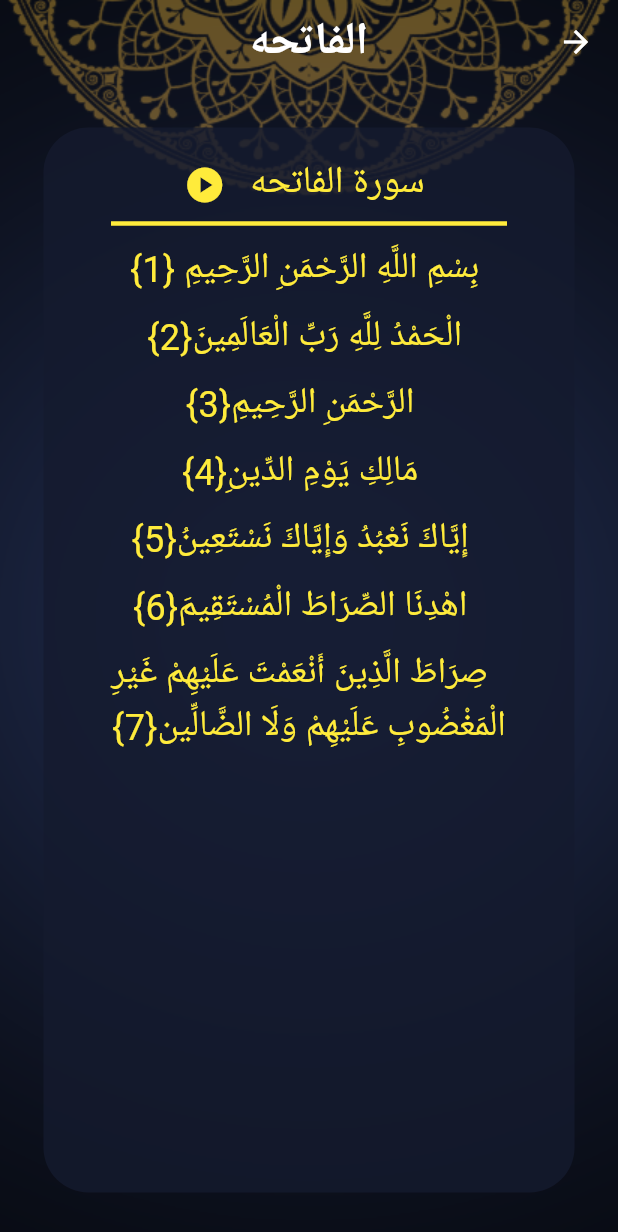
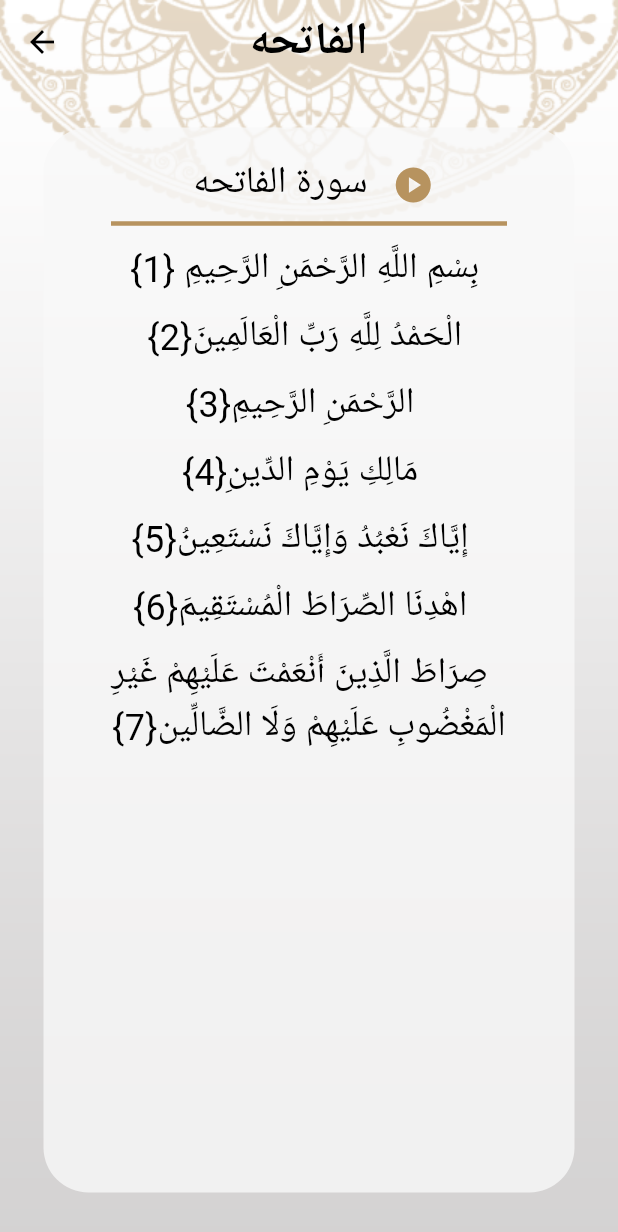
Before and after one commit to BaselBarakat1/islami_app, a Flutter app: the screen it shows after launch, after a tap on an icon or button, on a phone screen of 412 x 824 dp. Shown: the top 1232 px of the screen. Run offline on Flutter 3.47's test engine with Material 3 defaults, Android fonts, the phone set to English and light mode, and no system bars; generated files the repository leaves out were written again.

Commit message:
+ provider

```diff
--- a/lib/main.dart
+++ b/lib/main.dart
@@ -1,28 +1,33 @@
 import 'package:flutter/material.dart';
 import 'package:flutter_localizations/flutter_localizations.dart';
+import 'package:islami_app/providers/settings_provider.dart';
 import 'package:islami_app/ui/home/home_screen.dart';
 import 'package:islami_app/ui/home/screens/hadeth_details_screen.dart';
 import 'package:islami_app/ui/home/screens/sura_details_screen.dart';
 import 'package:islami_app/ui/home/splash_screen.dart';
 import 'package:islami_app/ui/styles/my_theme_data.dart';
 import 'package:flutter_gen/gen_l10n/app_localizations.dart';
+import 'package:provider/provider.dart';
 
 void main(){
-  runApp(MyApplication());
+  runApp(ChangeNotifierProvider(
+      create: (context) => settingsProvider(),
+      child: MyApplication()));
 }
 class MyApplication extends StatelessWidget{
   @override
   Widget build(BuildContext context) {
+    var settingProvider = Provider.of<settingsProvider>(context);
     return MaterialApp(
       localizationsDelegates: AppLocalizations.localizationsDelegates,
       supportedLocales: [
         Locale('en'), // English
         Locale('ar'), // Arabic
       ],
-      locale: Locale('ar'),
+      locale: Locale(settingProvider.currentLocal),
       theme: MyThemeData.lightTheme,
       darkTheme: MyThemeData.darkTheme ,
-      themeMode: ThemeMode.dark,
+      themeMode:settingProvider.currentTheme,
       debugShowCheckedModeBanner: false,
       routes:{
         HadethDetails.routeName: (context) => HadethDetails(),
--- /dev/null
+++ b/lib/providers/settings_provider.dart
@@ -0,0 +1,22 @@
+import 'package:flutter/material.dart';
+
+class settingsProvider extends ChangeNotifier{
+  ThemeMode currentTheme = ThemeMode.light;
+  String currentLocal = 'en';
+  void changeTheme(ThemeMode newTheme){
+    if(newTheme==currentTheme) return;
+    currentTheme = newTheme;
+    notifyListeners();
+  }
+  void changeLocal(String newLocal){
+    if(newLocal==currentLocal)return;
+    currentLocal=newLocal;
+    notifyListeners();
+  }
+  String getBackground(){
+   return currentTheme==ThemeMode.light? 'assets/images/main_background_light.png' : 'assets/images/main_background_dark.png';
+  }
+  String getSplashScreen(){
+    return currentTheme==ThemeMode.light? 'assets/images/splash_screen_light.png' : 'assets/images/splash_screen_dark.png';
+  }
+}
--- a/lib/ui/home/home_screen.dart
+++ b/lib/ui/home/home_screen.dart
@@ -1,4 +1,5 @@
 import 'package:flutter/material.dart';
+import 'package:islami_app/providers/settings_provider.dart';
 import 'package:islami_app/ui/home/hadeth_tab/hadeth_tab.dart';
 import 'package:islami_app/ui/home/quran_tab/quran_tab.dart';
 import 'package:islami_app/ui/home/radio_tab/radio_tab.dart';
@@ -6,6 +7,7 @@ import 'package:islami_app/ui/home/settings_tab/settings_tab.dart';
 import 'package:islami_app/ui/home/tasbeh_tab/tasbeh_tab.dart';
 import 'package:islami_app/ui/styles/my_theme_data.dart';
 import 'package:flutter_gen/gen_l10n/app_localizations.dart';
+import 'package:provider/provider.dart';
 
 class HomeScreen extends StatefulWidget {
   static const String routeName = 'Home_Screen';
@@ -27,9 +29,10 @@ class _HomeScreenState extends State<HomeScreen> {
 
   @override
   Widget build(BuildContext context) {
+    var settingProvider = Provider.of<settingsProvider>(context);
     return Stack(children: [
       Image.asset(
-        MyThemeData.isDarkSelected? 'assets/images/main_background_dark.png' : 'assets/images/main_background_light.png',
+        settingProvider.getBackground(),
         height: double.infinity,
         width: double.infinity,
         fit: BoxFit.fill,
--- a/lib/ui/home/quran_tab/sura_name.dart
+++ b/lib/ui/home/quran_tab/sura_name.dart
@@ -14,6 +14,8 @@ SuraName({required this.suraTitle,required this.index,required this.versesNumber
         arguments:SuraArgs(title: suraTitle, index: index) ,
         );
       },
+      child: Container(
+        padding: EdgeInsets.all(5),
         child: Row(
           children: [
             Expanded(child: Text(versesNumber,style: Theme.of(context).textTheme.titleMedium,textAlign: TextAlign.center,)),
@@ -25,6 +27,7 @@ SuraName({required this.suraTitle,required this.index,required this.versesNumber
             Expanded(child: Text(suraTitle,style: Theme.of(context).textTheme.titleMedium,textAlign: TextAlign.center,)),
           ],
         ),
+      ),
     );
   }
 }
--- a/lib/ui/home/screens/hadeth_details_screen.dart
+++ b/lib/ui/home/screens/hadeth_details_screen.dart
@@ -1,16 +1,19 @@
 import 'package:flutter/material.dart';
+import 'package:islami_app/providers/settings_provider.dart';
 import 'package:islami_app/ui/home/hadeth_tab/hadeth_tab.dart';
 import 'package:islami_app/ui/styles/my_theme_data.dart';
 import 'package:flutter_gen/gen_l10n/app_localizations.dart';
+import 'package:provider/provider.dart';
 
 class HadethDetails extends StatelessWidget {
 static const String routeName = 'Hadeth-Details';
   @override
   Widget build(BuildContext context) {
     Hadeth args = ModalRoute.of(context)?.settings.arguments as Hadeth;
+    var settingProvider = Provider.of<settingsProvider>(context);
     return Container(
       decoration: BoxDecoration(
-        image: DecorationImage(image: AssetImage(MyThemeData.isDarkSelected? 'assets/images/main_background_dark.png': 'assets/images/main_background_light.png'),
+        image: DecorationImage(image: AssetImage(settingProvider.getBackground()),
         fit: BoxFit.fill
         ),
       ),
--- a/lib/ui/home/screens/sura_details_screen.dart
+++ b/lib/ui/home/screens/sura_details_screen.dart
@@ -1,9 +1,11 @@
 import 'package:flutter/material.dart';
 import 'package:flutter/services.dart';
+import 'package:islami_app/providers/settings_provider.dart';
 import 'package:islami_app/ui/home/quran_tab/sura_name.dart';
 import 'package:islami_app/ui/home/screens/quran_details.dart';
 import 'package:islami_app/ui/styles/my_theme_data.dart';
 import 'package:flutter_gen/gen_l10n/app_localizations.dart';
+import 'package:provider/provider.dart';
 
 class SuraDetails extends StatefulWidget {
 static const String routeName = 'sura_details';
@@ -18,13 +20,14 @@ class _SuraDetailsState extends State<SuraDetails> {
   @override
   Widget build(BuildContext context) {
     var args =ModalRoute.of(context)?.settings.arguments as SuraArgs ;
+    var settingProvider = Provider.of<settingsProvider>(context);
     if(Verses.isEmpty) {
       readQuranFile(args.index);
     }
     return Verses.isEmpty? Center(child: CircularProgressIndicator(color: Color(0xffB7935F),)) : Container(
       decoration: BoxDecoration(
         image: DecorationImage(
-          image: AssetImage(MyThemeData.isDarkSelected? 'assets/images/main_background_dark.png':'assets/images/main_background_light.png'),
+          image: AssetImage(settingProvider.getBackground()),
           fit: BoxFit.fill,
         ),
       ),
--- a/lib/ui/home/splash_screen.dart
+++ b/lib/ui/home/splash_screen.dart
@@ -1,7 +1,9 @@
 import 'dart:async';
 
 import 'package:flutter/material.dart';
+import 'package:islami_app/providers/settings_provider.dart';
 import 'package:islami_app/ui/home/home_screen.dart';
+import 'package:provider/provider.dart';
 
 import '../styles/my_theme_data.dart';
 
@@ -22,8 +24,9 @@ class _SplashScreenState extends State<SplashScreen> {
   }
   @override
   Widget build(BuildContext context) {
+    var settingProvider = Provider.of<settingsProvider>(context);
     return  Image.asset(
-      MyThemeData.isDarkSelected? 'assets/images/splash_screen_dark.png' : 'assets/images/splash_screen_light.png',
+      settingProvider.getSplashScreen(),
       width: double.infinity,
       height: double.infinity,
       fit: BoxFit.fill,
--- a/lib/ui/styles/my_theme_data.dart
+++ b/lib/ui/styles/my_theme_data.dart
@@ -12,7 +12,7 @@ class MyThemeData {
       headlineMedium: TextStyle(fontWeight: FontWeight.w600,fontSize: 25,fontFamily: 'El Messiri',color: Colors.black) ,
       titleLarge: TextStyle(fontSize: 25,fontWeight: FontWeight.w400,fontFamily: 'El Messiri',color: Colors.black),
       titleMedium: TextStyle(fontSize: 25,fontWeight: FontWeight.w400,fontFamily: 'El Messiri',color: Colors.black) ,
-      titleSmall: TextStyle(fontSize: 18,fontWeight: FontWeight.bold,color: Colors.black),
+      titleSmall: TextStyle(fontSize: 18,fontWeight: FontWeight.bold,color: Colors.black,fontFamily: 'El Messiri'),
       bodyMedium: TextStyle(fontSize: 24,fontWeight: FontWeight.w400,color: Colors.black),
       bodySmall: TextStyle(fontSize: 24,fontWeight: FontWeight.bold,color: lightPrimaryColor),
     ),
@@ -47,6 +47,7 @@ class MyThemeData {
     bottomSheetTheme: BottomSheetThemeData(
       backgroundColor: Colors.white
     ),
+
   ) ;
 
   static ThemeData darkTheme = ThemeData(
@@ -57,7 +58,7 @@ class MyThemeData {
       headlineMedium: TextStyle(fontWeight: FontWeight.w600,fontSize: 25,fontFamily: 'El Messiri',color: Colors.white) ,
       titleLarge: TextStyle(fontSize: 25,fontWeight: FontWeight.w400,fontFamily: 'El Messiri',color: Colors.yellow),
       titleMedium: TextStyle(fontSize: 25,fontWeight: FontWeight.w400,fontFamily: 'El Messiri',color: Colors.white) ,
-      titleSmall: TextStyle(fontSize: 18,fontWeight: FontWeight.bold,color: Colors.white),
+      titleSmall: TextStyle(fontSize: 18,fontWeight: FontWeight.bold,color: Colors.white,fontFamily: 'El Messiri'),
       bodyMedium: TextStyle(fontSize: 24,fontWeight: FontWeight.w400,color: Colors.yellow),
       bodySmall: TextStyle(fontSize: 24,fontWeight: FontWeight.bold,color: Colors.yellow),
     ),
--- a/pubspec.yaml
+++ b/pubspec.yaml
@@ -33,6 +33,7 @@ dependencies:
   flutter_localizations:
     sdk: flutter
   intl: any
+  provider: ^6.1.2
 
   # The following adds the Cupertino Icons font to your application.
   # Use with the CupertinoIcons class for iOS style icons.
```
Also changed, not shown: lib/ui/home/settings_tab/language_bottom_sheet.dart (+28 -6 lines), lib/ui/home/settings_tab/settings_tab.dart (+7 -2 lines), lib/ui/home/settings_tab/theme_bottom_sheet.dart (+28 -6 lines), pubspec.lock. Lines whose indentation alone changed are shown as unchanged.
